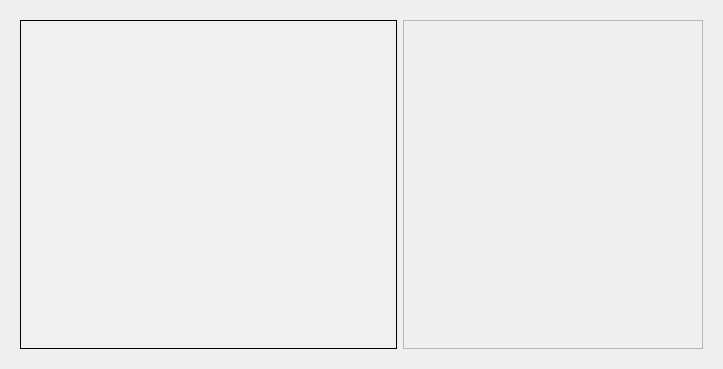
Inigobarbe/VFSMOD-GUI, file ui/calibration_progress.ui: the form before one commit.
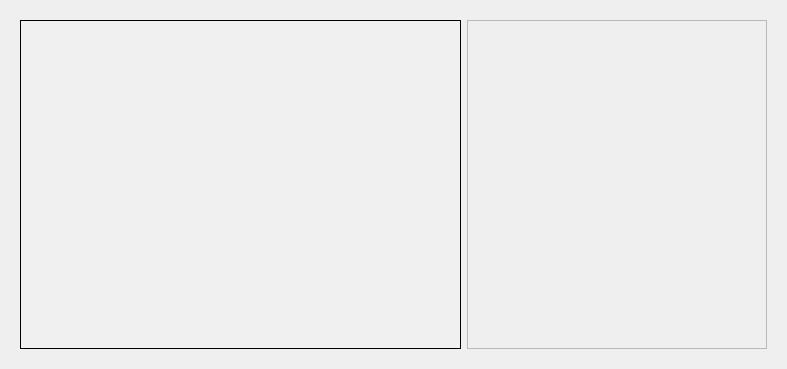
The form after the commit.

What changed in the file:
```diff
--- a/ui/calibration_progress.ui
+++ b/ui/calibration_progress.ui
@@ -6,7 +6,7 @@
    <rect>
     <x>0</x>
     <y>0</y>
-    <width>723</width>
+    <width>787</width>
     <height>369</height>
    </rect>
   </property>
@@ -138,13 +138,20 @@
        <rect>
         <x>0</x>
         <y>0</y>
-        <width>705</width>
+        <width>769</width>
         <height>351</height>
        </rect>
       </property>
       <layout class="QGridLayout" name="gridLayout">
        <item row="0" column="0">
-        <widget class="QTextEdit" name="textEdit"/>
+        <widget class="QTextEdit" name="textEdit">
+         <property name="minimumSize">
+          <size>
+           <width>200</width>
+           <height>0</height>
+          </size>
+         </property>
+        </widget>
        </item>
        <item row="0" column="1">
         <widget class="QFrame" name="frame">
```
